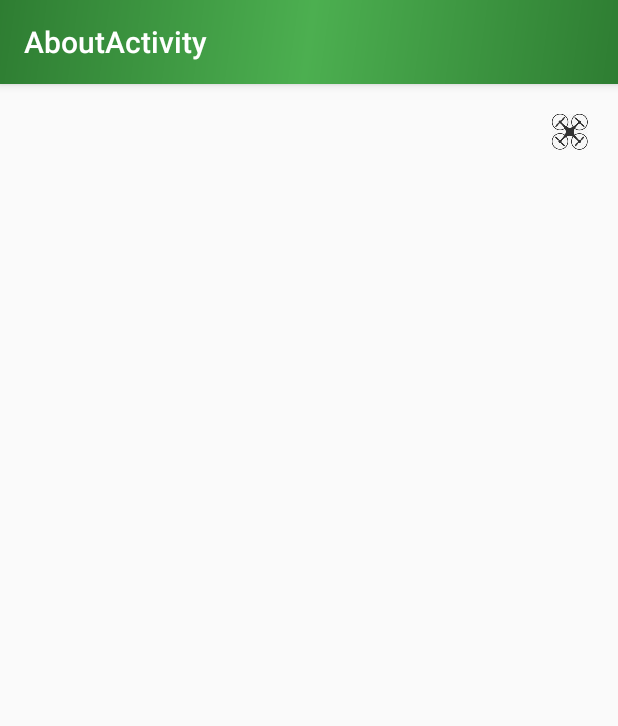
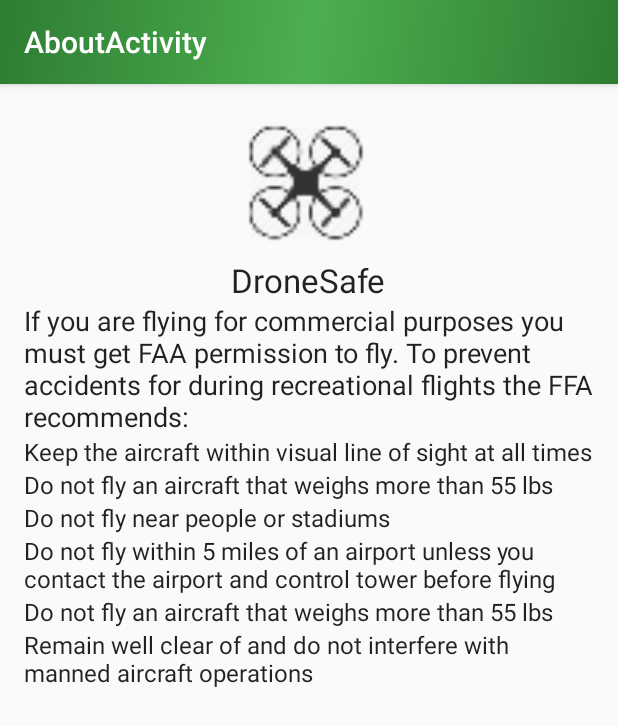
Before and after one commit to SDobrik/DroneSafe, an Android app: the AboutActivity screen opened directly, with no data from a screen before it, on a phone screen of 412 x 824 dp. Shown: the top 726 px of the screen. Run offline under Robolectric (Android 15) with nearby library versions, the phone set to English and light mode, and no system bars.

Commit message:
App icon added, about page kinda done

```diff
--- a/app/src/main/java/com/example/owner/dronesafe/AboutActivity.java
+++ b/app/src/main/java/com/example/owner/dronesafe/AboutActivity.java
@@ -5,7 +5,9 @@ import android.support.design.widget.FloatingActionButton;
 import android.support.design.widget.Snackbar;
 import android.support.v7.app.AppCompatActivity;
 import android.support.v7.widget.Toolbar;
+import android.text.Html;
 import android.view.View;
+import android.widget.TextView;
 
 public class AboutActivity extends AppCompatActivity {
 
@@ -15,7 +17,7 @@ public class AboutActivity extends AppCompatActivity {
             setContentView(R.layout.activity_about);
             Toolbar toolbar = (Toolbar) findViewById(R.id.toolbar);
             setSupportActionBar(toolbar);
-
+            TextView myTextView = (TextView) findViewById(R.id.textView6);
 
         }
 
--- a/app/src/main/res/layout/activity_about.xml
+++ b/app/src/main/res/layout/activity_about.xml
@@ -17,7 +17,10 @@
             android:layout_width="match_parent"
             android:layout_height="?attr/actionBarSize"
             android:background="@drawable/button_color_gradient"
-            app:popupTheme="@style/AppTheme.PopupOverlay" />
+            app:popupTheme="@style/AppTheme.PopupOverlay"
+            android:icon="@drawable/drone"
+            android:title="@string/title"/>
+
 
     </android.support.design.widget.AppBarLayout>
 
--- a/app/src/main/res/layout/content_about.xml
+++ b/app/src/main/res/layout/content_about.xml
@@ -16,9 +16,116 @@
         android:layout_width="wrap_content"
         android:layout_height="wrap_content"
         android:id="@+id/logo"
+        android:src="@drawable/drone"
+        android:minWidth="100dp"
+        android:minHeight="100dp"
         android:layout_alignParentTop="true"
-        android:src="@drawable/drone"
-        android:layout_alignParentEnd="true" />
+        android:layout_alignStart="@+id/textView3" />
+
+    <TextView
+        android:layout_width="wrap_content"
+        android:layout_height="wrap_content"
+        android:textAppearance="?android:attr/textAppearanceLarge"
+        android:text="DroneSafe"
+        android:id="@+id/textView3"
+        android:layout_below="@+id/logo"
+        android:layout_centerHorizontal="true" />
+
+    <TextView
+        android:layout_width="wrap_content"
+        android:layout_height="wrap_content"
+        android:textAppearance="?android:attr/textAppearanceMedium"
+        android:id="@+id/textView2"
+        android:layout_alignParentBottom="true"
+        android:layout_centerHorizontal="true"
+        android:layout_marginBottom="55dp" />
+
+    <TextView
+        android:layout_width="wrap_content"
+        android:layout_height="wrap_content"
+        android:textAppearance="?android:attr/textAppearanceLarge"
+        android:text="@string/ffa_title"
+        android:id="@+id/textView5"
+        android:textSize="18dp"
+        android:layout_below="@+id/textView3" />
+
+    <TextView
+        android:layout_width="wrap_content"
+        android:layout_height="wrap_content"
+        android:textAppearance="?android:attr/textAppearanceLarge"
+        android:id="@+id/textView4"
+        android:layout_below="@+id/textView5"
+        android:layout_centerHorizontal="true" />
+
+    <TextView
+        android:layout_width="wrap_content"
+        android:layout_height="wrap_content"
+        android:textAppearance="?android:attr/textAppearanceSmall"
+        android:id="@+id/textView7"
+        android:layout_alignParentBottom="true"
+        android:layout_centerHorizontal="true" />
+
+    <TextView
+        android:layout_width="fill_parent"
+        android:layout_height="wrap_content"
+        android:textAppearance="?android:attr/textAppearanceLarge"
+        android:text="@string/faa_rule3"
+        android:id="@+id/textView10"
+        android:textSize="16dp"
+        android:layout_alignParentStart="true"
+        android:layout_below="@+id/textView13"
+        android:layout_alignParentLeft="true" />
+
+    <TextView
+        android:layout_width="fill_parent"
+        android:layout_height="wrap_content"
+        android:textAppearance="?android:attr/textAppearanceLarge"
+        android:text="@string/faa_rule4"
+        android:id="@+id/textView11"
+        android:textSize="16dp"
+        android:layout_below="@+id/textView12"
+        android:layout_alignParentLeft="true" />
+
+    <TextView
+        android:layout_width="fill_parent"
+        android:layout_height="wrap_content"
+        android:textAppearance="?android:attr/textAppearanceLarge"
+        android:text="@string/faa_rule5"
+        android:id="@+id/textView12"
+        android:textSize="16dp"
+        android:layout_below="@+id/textView14"
+        android:layout_alignParentLeft="true" />
+
+    <TextView
+        android:layout_width="fill_parent"
+        android:layout_height="wrap_content"
+        android:textAppearance="?android:attr/textAppearanceLarge"
+        android:text="@string/faa_rule6"
+        android:id="@+id/textView13"
+        android:textSize="16dp"
+        android:layout_below="@+id/textView11"
+        android:layout_alignParentLeft="true" />
+
+    <TextView
+        android:layout_width="fill_parent"
+        android:layout_height="wrap_content"
+        android:textAppearance="?android:attr/textAppearanceLarge"
+        android:text="@string/faa_rule6"
+        android:id="@+id/textView14"
+        android:textSize="16dp"
+        android:layout_alignParentEnd="true"
+        android:layout_below="@+id/textView6"
+        android:layout_alignParentLeft="true" />
+
+    <TextView
+        android:layout_width="fill_parent"
+        android:layout_height="wrap_content"
+        android:textAppearance="?android:attr/textAppearanceLarge"
+        android:text="@string/faa_rule2"
+        android:id="@+id/textView6"
+        android:textSize="16dp"
+        android:layout_alignTop="@+id/textView4"
+        android:layout_alignParentStart="true" />
 
 
 </RelativeLayout>
--- a/app/src/main/res/layout/content_main.xml
+++ b/app/src/main/res/layout/content_main.xml
@@ -15,7 +15,8 @@
 
     <!--&lt;!&ndash;<EditText&ndash;&gt;-->
         <!--&lt;!&ndash;android:layout_width="wrap_content"&ndash;&gt;-->
-        <!--&lt;!&ndash;android:layout_height="wrap_content"&ndash;&gt;-->
+        <!--&lt;!&ndash;android:lay
+        out_height="wrap_content"&ndash;&gt;-->
         <!--&lt;!&ndash;android:id="@+id/locationSearch"&ndash;&gt;-->
         <!--&lt;!&ndash;android:hint="@string/search"&ndash;&gt;-->
         <!--&lt;!&ndash;android:inputType="textUri"/>&ndash;&gt;-->
--- a/app/src/main/res/values/strings.xml
+++ b/app/src/main/res/values/strings.xml
@@ -1,4 +1,5 @@
 <resources>
+    <string name="title">DroneSafe</string>
     <string name="google_app_id">dronesafe-1290</string>
     <string name="app_name">DroneSafe</string>
     <string name="title_activity_settings">Settings</string>
@@ -37,6 +38,20 @@
     <string name="pref_speed_kmh_label">Kilometres per hour (km/h)</string>
     <string name="pref_speed_mph_label">Miles per hour (mph)</string>
 
+    <!-- Strings related to About -->
+    <string name="ffa_title">
+        If you are flying for commercial purposes you must get FAA permission to fly.
+        To prevent accidents for  during recreational flights the FFA recommends:
+    </string>
+    <string name="faa_rule1"> Fly below 400 feet (120 meters) and remain clear of obstacles</string>
+    <string name="faa_rule2"> Keep the aircraft within visual line of sight at all times</string>
+    <string name="faa_rule3"> Remain well clear of and do not interfere with manned aircraft operations</string>
+    <string name="faa_rule4"> Do not fly within 5 miles of an airport unless you contact the airport and control tower before flying</string>
+    <string name="faa_rule5"> Do not fly near people or stadiums </string>
+    <string name="faa_rule6"> Do not fly an aircraft that weighs more than 55 lbs</string>
+    <string name="faa_rule7"> Don not be careless or reckless with your unmanned aircraft</string>
+
+    <string name="love">Made with love at SpaceApps Waterloo 2016</string>
     <!-- For Activity_main -->
     <string name="search">Search</string>
 
```
Also changed, not shown: app/src/main/res/mipmap-hdpi/ic_launcher.png, app/src/main/res/mipmap-mdpi/ic_launcher.png, app/src/main/res/mipmap-xhdpi/ic_launcher.png, app/src/main/res/mipmap-xxhdpi/ic_launcher.png, app/src/main/res/mipmap-xxxhdpi/ic_launcher.png, 1 other file. Lines whose indentation alone changed are shown as unchanged.
